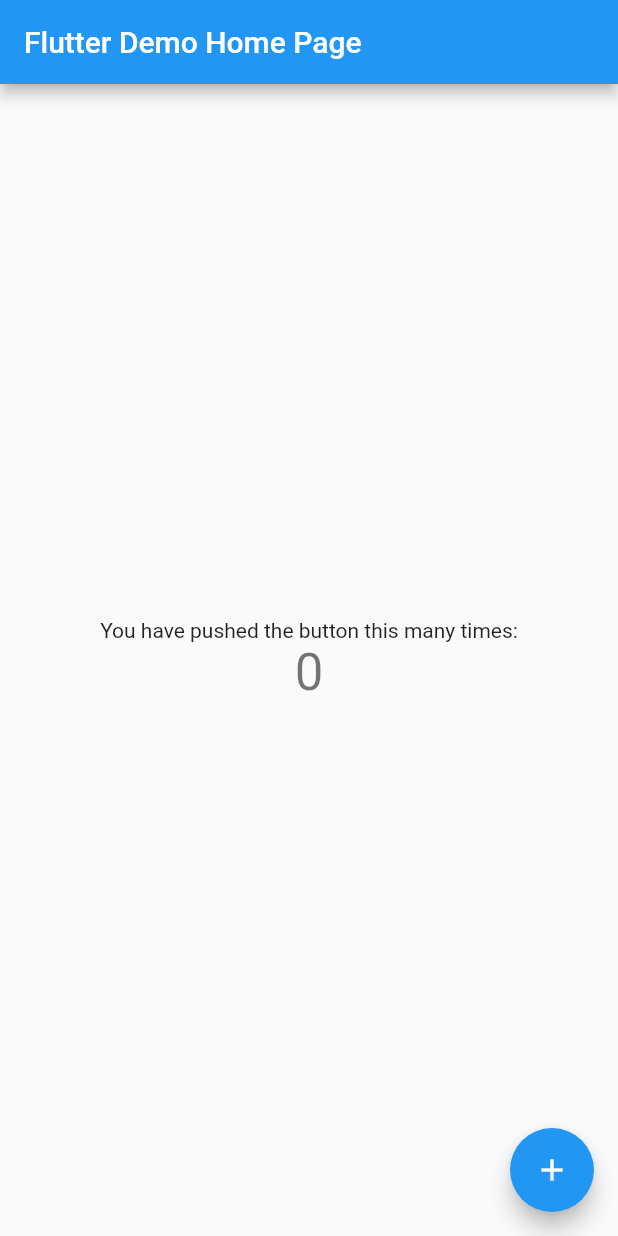
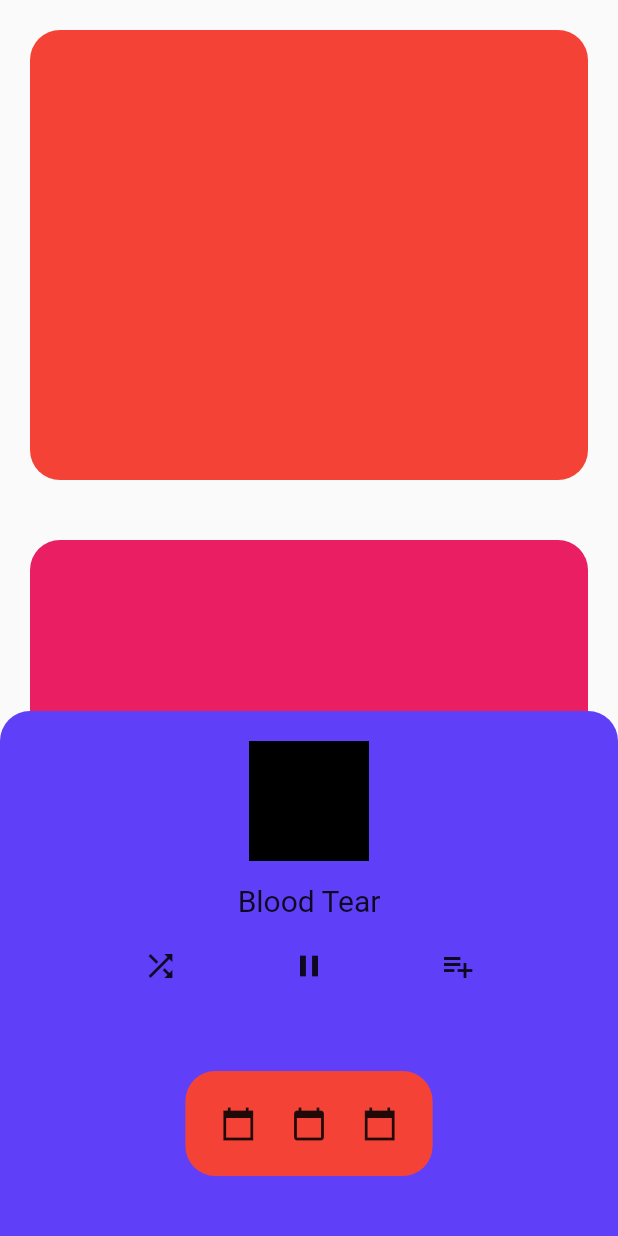
Before and after one commit to imsks/flutter-expandable-bottom-navbar, a Flutter app: the screen it shows after launch, on a phone screen of 412 x 824 dp. Run offline on Flutter 3.47's test engine with Material 2 defaults, Android fonts, the phone set to English and light mode, and no system bars.

Commit message:
Added Navbar

```diff
--- a/flutter_expandable_bottom_navbar/lib/main.dart
+++ b/flutter_expandable_bottom_navbar/lib/main.dart
@@ -1,4 +1,5 @@
 import 'package:flutter/material.dart';
+import 'package:flutter_expandable_bottom_navbar/navbar.dart';
 
 void main() {
   runApp(MyApp());
@@ -11,103 +12,9 @@
     return MaterialApp(
       title: 'Flutter Demo',
       theme: ThemeData(
-        // This is the theme of your application.
-        //
-        // Try running your application with "flutter run". You'll see the
-        // application has a blue toolbar. Then, without quitting the app, try
-        // changing the primarySwatch below to Colors.green and then invoke
-        // "hot reload" (press "r" in the console where you ran "flutter run",
-        // or simply save your changes to "hot reload" in a Flutter IDE).
-        // Notice that the counter didn't reset back to zero; the application
-        // is not restarted.
         primarySwatch: Colors.blue,
       ),
-      home: MyHomePage(title: 'Flutter Demo Home Page'),
+      home: HoempageWithExpandableNav(),
     );
   }
 }
-
-class MyHomePage extends StatefulWidget {
-  MyHomePage({Key? key, required this.title}) : super(key: key);
-
-  // This widget is the home page of your application. It is stateful, meaning
-  // that it has a State object (defined below) that contains fields that affect
-  // how it looks.
-
-  // This class is the configuration for the state. It holds the values (in this
-  // case the title) provided by the parent (in this case the App widget) and
-  // used by the build method of the State. Fields in a Widget subclass are
-  // always marked "final".
-
-  final String title;
-
-  @override
-  _MyHomePageState createState() => _MyHomePageState();
-}
-
-class _MyHomePageState extends State<MyHomePage> {
-  int _counter = 0;
-
-  void _incrementCounter() {
-    setState(() {
-      // This call to setState tells the Flutter framework that something has
-      // changed in this State, which causes it to rerun the build method below
-      // so that the display can reflect the updated values. If we changed
-      // _counter without calling setState(), then the build method would not be
-      // called again, and so nothing would appear to happen.
-      _counter++;
-    });
-  }
-
-  @override
-  Widget build(BuildContext context) {
-    // This method is rerun every time setState is called, for instance as done
-    // by the _incrementCounter method above.
-    //
-    // The Flutter framework has been optimized to make rerunning build methods
-    // fast, so that you can just rebuild anything that needs updating rather
-    // than having to individually change instances of widgets.
-    return Scaffold(
-      appBar: AppBar(
-        // Here we take the value from the MyHomePage object that was created by
-        // the App.build method, and use it to set our appbar title.
-        title: Text(widget.title),
-      ),
-      body: Center(
-        // Center is a layout widget. It takes a single child and positions it
-        // in the middle of the parent.
-        child: Column(
-          // Column is also a layout widget. It takes a list of children and
-          // arranges them vertically. By default, it sizes itself to fit its
-          // children horizontally, and tries to be as tall as its parent.
-          //
-          // Invoke "debug painting" (press "p" in the console, choose the
-          // "Toggle Debug Paint" action from the Flutter Inspector in Android
-          // Studio, or the "Toggle Debug Paint" command in Visual Studio Code)
-          // to see the wireframe for each widget.
-          //
-          // Column has various properties to control how it sizes itself and
-          // how it positions its children. Here we use mainAxisAlignment to
-          // center the children vertically; the main axis here is the vertical
-          // axis because Columns are vertical (the cross axis would be
-          // horizontal).
-          mainAxisAlignment: MainAxisAlignment.center,
-          children: <Widget>[
-            Text(
-              'You have pushed the button this many times:',
-            ),
-            Text(
-              '$_counter',
-              style: Theme.of(context).textTheme.headline4,
-            ),
-          ],
-        ),
-      ),
-      floatingActionButton: FloatingActionButton(
-        onPressed: _incrementCounter,
-        tooltip: 'Increment',
-        child: Icon(Icons.add),
-      ), // This trailing comma makes auto-formatting nicer for build methods.
-    );
-  }
-}
--- /dev/null
+++ b/flutter_expandable_bottom_navbar/lib/navbar.dart
@@ -0,0 +1,120 @@
+import 'package:flutter/material.dart';
+
+const _cardColor = Color(0XFF5F40F8);
+const _maxHeight = 350.0;
+const _minHeight = 70.0;
+
+class HoempageWithExpandableNav extends StatefulWidget {
+  const HoempageWithExpandableNav({Key? key}) : super(key: key);
+
+  @override
+  _HoempageWithExpandableNavState createState() =>
+      _HoempageWithExpandableNavState();
+}
+
+class _HoempageWithExpandableNavState extends State<HoempageWithExpandableNav> {
+  @override
+  Widget build(BuildContext context) {
+    final size = MediaQuery.of(context).size;
+    final menuWidth = size.width * 0.4;
+
+    return Scaffold(
+      body: ListView.builder(
+        itemCount: 5,
+        itemBuilder: (context, index) {
+          return Padding(
+            padding: const EdgeInsets.all(20.0),
+            child: Container(
+              height: 300,
+              decoration: BoxDecoration(
+                borderRadius: BorderRadius.circular(20),
+                color: Colors.primaries[index % Colors.primaries.length],
+              ),
+            ),
+          );
+        },
+      ),
+      extendBody: true,
+      bottomNavigationBar: Stack(
+        children: [
+          Positioned(
+            height: _maxHeight,
+            left: 0,
+            bottom: 0,
+            right: 0,
+            child: Container(
+              decoration: BoxDecoration(
+                borderRadius: BorderRadius.vertical(
+                  top: Radius.circular(
+                    20,
+                  ),
+                ),
+                color: _cardColor,
+              ),
+              child: _buildExpandableNav(),
+            ),
+          ),
+          Positioned(
+            height: _minHeight,
+            left: size.width / 2 - menuWidth / 2,
+            bottom: 40,
+            width: menuWidth,
+            child: Container(
+              decoration: BoxDecoration(
+                borderRadius: BorderRadius.vertical(
+                  top: Radius.circular(
+                    20,
+                  ),
+                  bottom: Radius.circular(
+                    20,
+                  ),
+                ),
+                color: Colors.red,
+              ),
+              child: _buildMenuContent(),
+            ),
+          )
+        ],
+      ),
+    );
+  }
+}
+
+Widget _buildExpandableNav() {
+  return Padding(
+    padding: const EdgeInsets.all(20.0),
+    child: Column(
+      children: [
+        Container(
+          color: Colors.black,
+          height: 80,
+          width: 80,
+        ),
+        const SizedBox(height: 15),
+        Text(
+          'Blood Tear',
+          style: TextStyle(
+            fontSize: 20,
+          ),
+        ),
+        const SizedBox(height: 20),
+        Row(mainAxisAlignment: MainAxisAlignment.spaceEvenly, children: [
+          Icon(Icons.shuffle),
+          Icon(Icons.pause),
+          Icon(Icons.playlist_add),
+        ])
+      ],
+    ),
+  );
+}
+
+Widget _buildMenuContent() {
+  return Row(
+    mainAxisAlignment: MainAxisAlignment.spaceEvenly,
+    children: [
+      Icon(Icons.calendar_today_sharp),
+      Icon(Icons.calendar_today),
+      Icon(Icons.calendar_today_sharp),
+    ],
+  );
+}
```
